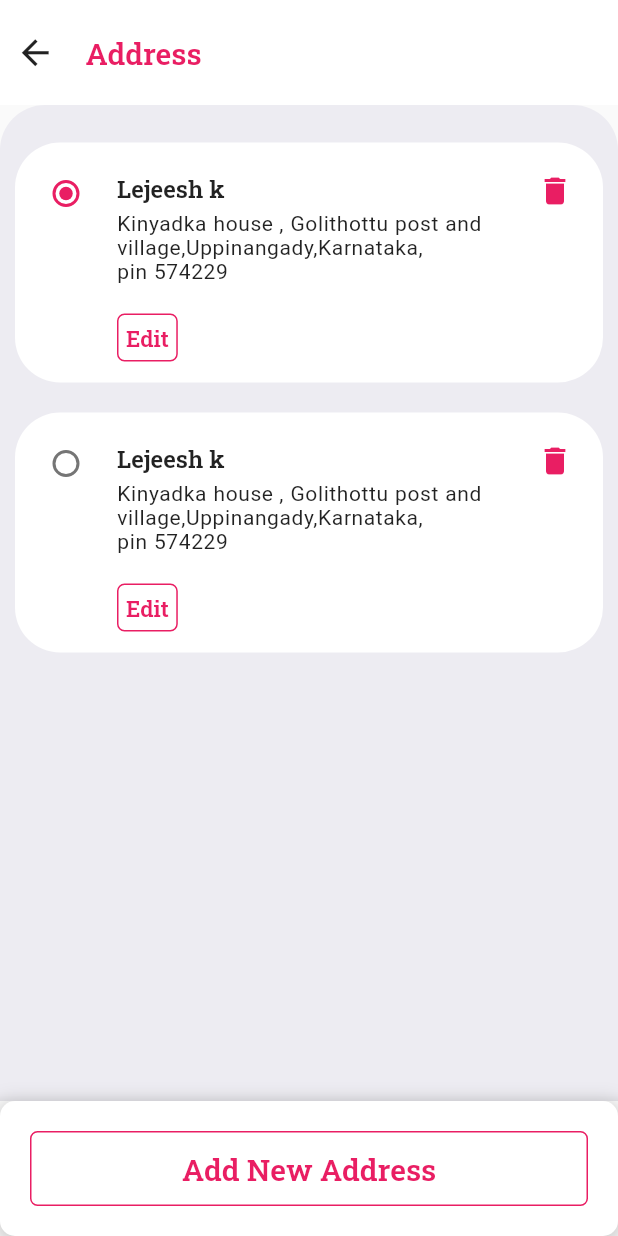
After one commit to Lejeeshofficial/eshop, a Flutter app: the screen it shows once a user with an empty profile is signed in, item 4 of the bottom bar chosen, after a tap on "Address", on a phone screen of 412 x 824 dp. The commit adds this screen. Run offline on Flutter 3.47's test engine with Material 2 defaults, Android fonts, the phone set to English and light mode, and no system bars; our stand-ins replace badges, bottom_navy_bar, dotted_line, firebase_auth, firebase_core, flutter_otp_text_field and 4 more; missing offline and left inert: clippy_flutter, dart:ffi; accounts and stored records are empty.

Commit message:
addresslistset

```diff
--- a/lib/view/accountscreen/widgets/widget_container1.dart
+++ b/lib/view/accountscreen/widgets/widget_container1.dart
@@ -2,6 +2,7 @@ import 'package:eshop/colorandconst/accountsScreen/colors.dart';
 import 'package:eshop/colorandconst/accountsScreen/constants.dart';
 import 'package:eshop/colorandconst/accountsScreen/styles.dart';
 import 'package:eshop/view/accountscreen/widgets/widget_rowEach.dart';
+import 'package:eshop/view/addresslist/addresslist.dart';
 import 'package:eshop/view/orderslist/orderslist.dart';
 import 'package:flutter/material.dart';
 import 'package:dotted_line/dotted_line.dart';
@@ -44,10 +45,18 @@ class _WidgetContainer1State extends State<WidgetContainer1> {
             dottedline,
             Padding(
               padding: EdgeInsets.all(10.0),
-              child: RowsEach(
-                iconsName: Icons.location_on_outlined,
-                text2: "Address",
-                text1: "Add Your Address",
+              child: InkWell(
+                onTap: () => Navigator.push(
+                  context,
+                  MaterialPageRoute(
+                    builder: (context) => const ScreenAddressList(),
+                  ),
+                ),
+                child: RowsEach(
+                  iconsName: Icons.location_on_outlined,
+                  text2: "Address",
+                  text1: "Add Your Address",
+                ),
               ),
             ),
             dottedline,
--- /dev/null
+++ b/lib/view/addresslist/addresslist.dart
@@ -0,0 +1,39 @@
+import 'package:eshop/colorandconst/accountsScreen/colors.dart';
+import 'package:eshop/view/addresslist/widgets/addresslistappbar.dart';
+import 'package:eshop/view/addresslist/widgets/addresslistcontainer.dart';
+import 'package:eshop/view/addresslist/widgets/addresslistnavbar.dart';
+import 'package:flutter/material.dart';
+
+class ScreenAddressList extends StatelessWidget {
+  const ScreenAddressList({super.key});
+
+  @override
+  Widget build(BuildContext context) {
+    return Scaffold(
+      body: ListView(
+        children: [
+          const AddressListAppBar(),
+          Container(
+            height: MediaQuery.of(context).size.height,
+            decoration: const BoxDecoration(
+              color: background,
+              borderRadius: BorderRadius.only(
+                topLeft: Radius.circular(30),
+                topRight: Radius.circular(30),
+              ),
+            ),
+            child: Padding(
+              padding: const EdgeInsets.only(top: 15),
+              child: Column(
+                children: [
+                  AddressListContainer(),
+                ],
+              ),
+            ),
+          ),
+        ],
+      ),
+      bottomNavigationBar: const AddressListNavbar(),
+    );
+  }
+}
--- /dev/null
+++ b/lib/view/addresslist/widgets/addresslistappbar.dart
@@ -0,0 +1,38 @@
+import 'package:eshop/colorandconst/address/colors.dart';
+import 'package:eshop/colorandconst/address/constants.dart';
+import 'package:eshop/colorandconst/address/style.dart';
+import 'package:flutter/material.dart';
+
+class AddressListAppBar extends StatelessWidget {
+  const AddressListAppBar({super.key});
+
+  @override
+  Widget build(BuildContext context) {
+    return Container(
+      height: 70,
+      decoration: const BoxDecoration(
+        color: whiteAddress,
+      ),
+      //margin: const EdgeInsets.fromLTRB(10, 10, 0, 0),
+      child: Row(
+        children: [
+          Padding(
+            padding: const EdgeInsets.all(10.0),
+            child: InkWell(
+              onTap: () => Navigator.pop(context),
+              child: const Icon(
+                Icons.arrow_back,
+                size: 27,
+              ),
+            ),
+          ),
+          kaddresswidth10,
+          Text(
+            "Address",
+            style: titlestyle,
+          ),
+        ],
+      ),
+    );
+  }
+}
--- /dev/null
+++ b/lib/view/addresslist/widgets/addresslistcontainer.dart
@@ -0,0 +1,167 @@
+import 'package:eshop/colorandconst/address/constants.dart';
+import 'package:eshop/colorandconst/address/style.dart';
+import 'package:eshop/colorandconst/loginscreen/color/colors.dart';
+import 'package:eshop/colorandconst/productScreen/colors.dart';
+import 'package:eshop/colorandconst/productScreen/constants.dart';
+import 'package:eshop/view/NewAddress/newaddress.dart';
+import 'package:flutter/material.dart';
+
+class AddressListContainer extends StatefulWidget {
+  AddressListContainer({super.key});
+
+  @override
+  State<AddressListContainer> createState() => _AddressListContainerState();
+}
+
+class _AddressListContainerState extends State<AddressListContainer> {
+  int num = 2;
+
+  @override
+  Widget build(BuildContext context) {
+    return Column(
+      children: [
+        addressOne(context, 1),
+        addressOne1(context, 2),
+      ],
+    );
+  }
+
+  Container addressOne1(BuildContext context, int i) {
+    return Container(
+      margin: const EdgeInsets.symmetric(
+        horizontal: 10,
+        vertical: 10,
+      ),
+      height: 160,
+      width: double.infinity,
+      decoration: BoxDecoration(
+        color: white1,
+        borderRadius: BorderRadius.circular(30),
+      ),
+      child: Padding(
+        padding: const EdgeInsets.all(10.0),
+        child: Row(
+          crossAxisAlignment: CrossAxisAlignment.start,
+          children: [
+            Radio(
+              value: 1,
+              groupValue: num,
+              onChanged: (int? value) {
+                setState(() {
+                  num = value!;
+                });
+              },
+            ),
+            kaddresswidth10,
+            Padding(
+              padding: const EdgeInsets.fromLTRB(0, 10, 0, 0),
+              child: nameAndAddress(context),
+            ),
+            const Spacer(),
+            deleteIcon(),
+          ],
+        ),
+      ),
+    );
+  }
+
+  Container addressOne(BuildContext context, int i) {
+    return Container(
+      margin: const EdgeInsets.symmetric(
+        horizontal: 10,
+        vertical: 10,
+      ),
+      height: 160,
+      width: double.infinity,
+      decoration: BoxDecoration(
+        color: white1,
+        borderRadius: BorderRadius.circular(30),
+      ),
+      child: Padding(
+        padding: const EdgeInsets.all(10.0),
+        child: Row(
+          crossAxisAlignment: CrossAxisAlignment.start,
+          children: [
+            Radio(
+              value: 2,
+              groupValue: num,
+              onChanged: (int? value) {
+                setState(() {
+                  num = value!;
+                });
+              },
+            ),
+            kaddresswidth10,
+            Padding(
+              padding: const EdgeInsets.fromLTRB(0, 10, 0, 0),
+              child: nameAndAddress(context),
+            ),
+            const Spacer(),
+            deleteIcon(),
+          ],
+        ),
+      ),
+    );
+  }
+
+  Column nameAndAddress(BuildContext context) {
+    return Column(
+      crossAxisAlignment: CrossAxisAlignment.start,
+      children: [
+        Text(
+          "Lejeesh k",
+          style: namestyle,
+        ),
+        const SizedBox(
+          height: 05,
+        ),
+        const Text(
+          "Kinyadka house , Golithottu post and \nvillage,Uppinangady,Karnataka,\npin 574229",
+          style: TextStyle(
+            wordSpacing: 0.4,
+            letterSpacing: 0.4,
+          ),
+        ),
+        kheight10,
+        editContainer(context)
+      ],
+    );
+  }
+
+  Padding deleteIcon() {
+    return Padding(
+      padding: const EdgeInsets.all(10.0),
+      child: Icon(
+        Icons.delete,
+        color: pink1,
+      ),
+    );
+  }
+
+  Container editContainer(BuildContext context) {
+    return Container(
+      margin: const EdgeInsets.fromLTRB(0, 10, 0, 0),
+      decoration: BoxDecoration(
+        borderRadius: BorderRadius.circular(05),
+        border: Border.all(
+          color: pink1,
+        ),
+      ),
+      child: Padding(
+        padding: const EdgeInsets.all(05.0),
+        child: InkWell(
+          onTap: () => Navigator.push(
+            context,
+            MaterialPageRoute(
+              builder: (context) => const ScreenNewAddress(),
+            ),
+          ),
+          child: Text(
+            "Edit",
+            style: editaddress,
+          ),
+        ),
+      ),
+    );
+  }
+}
--- /dev/null
+++ b/lib/view/addresslist/widgets/addresslistnavbar.dart
@@ -0,0 +1,59 @@
+import 'package:eshop/colorandconst/address/style.dart';
+import 'package:eshop/colorandconst/loginscreen/color/colors.dart';
+import 'package:eshop/view/NewAddress/newaddress.dart';
+import 'package:flutter/material.dart';
+
+class AddressListNavbar extends StatelessWidget {
+  const AddressListNavbar({super.key});
+
+  @override
+  Widget build(BuildContext context) {
+    return BottomAppBar(
+      child: Container(
+        height: 90,
+        decoration: BoxDecoration(
+          color: white1,
+          borderRadius: BorderRadius.circular(10),
+          boxShadow: [
+            BoxShadow(
+              color: Colors.grey.withOpacity(0.5),
+              spreadRadius: 3,
+              blurRadius: 10,
+              offset: const Offset(0, 3),
+            ),
+          ],
+        ),
+        child: Padding(
+          padding: const EdgeInsets.symmetric(horizontal: 20, vertical: 20),
+          child: Column(
+            mainAxisAlignment: MainAxisAlignment.spaceBetween,
+            children: [
+              InkWell(
+                onTap: () => Navigator.push(
+                  context,
+                  MaterialPageRoute(
+                    builder: (context) => const ScreenNewAddress(),
+                  ),
+                ),
+                child: Container(
+                  alignment: Alignment.center,
+                  height: 50,
+                  width: double.infinity,
+                  decoration: BoxDecoration(
+                    color: white1,
+                    border: Border.all(color: Colors.pink),
+                    borderRadius: BorderRadius.circular(5),
+                  ),
+                  child: Text(
+                    "Add New Address",
+                    style: addnewaddress,
+                  ),
+                ),
+              ),
+            ],
+          ),
+        ),
+      ),
+    );
+  }
+}
```
